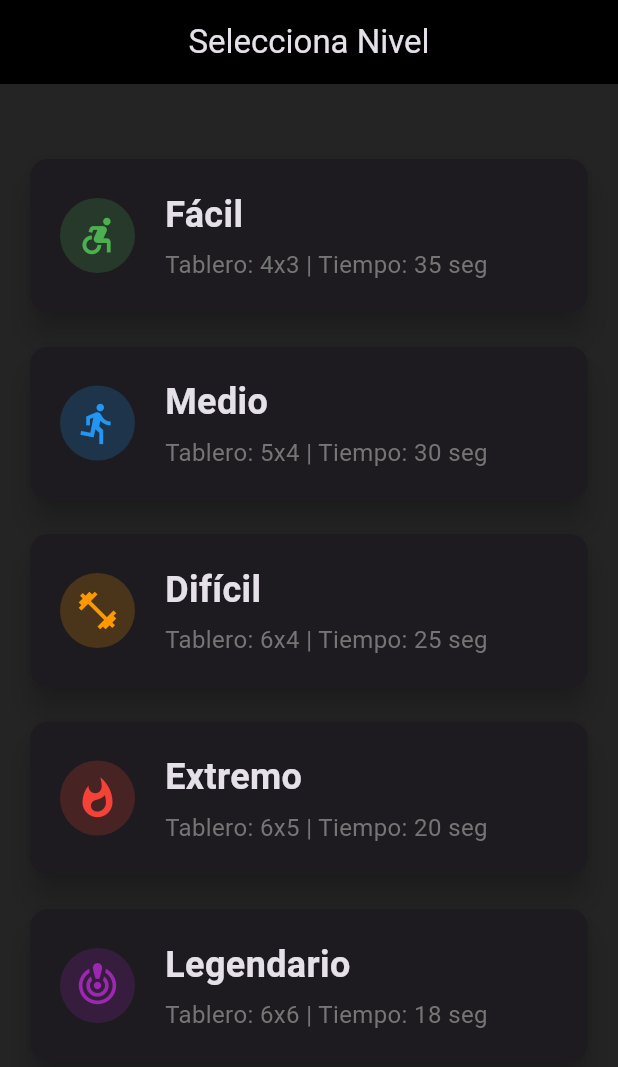
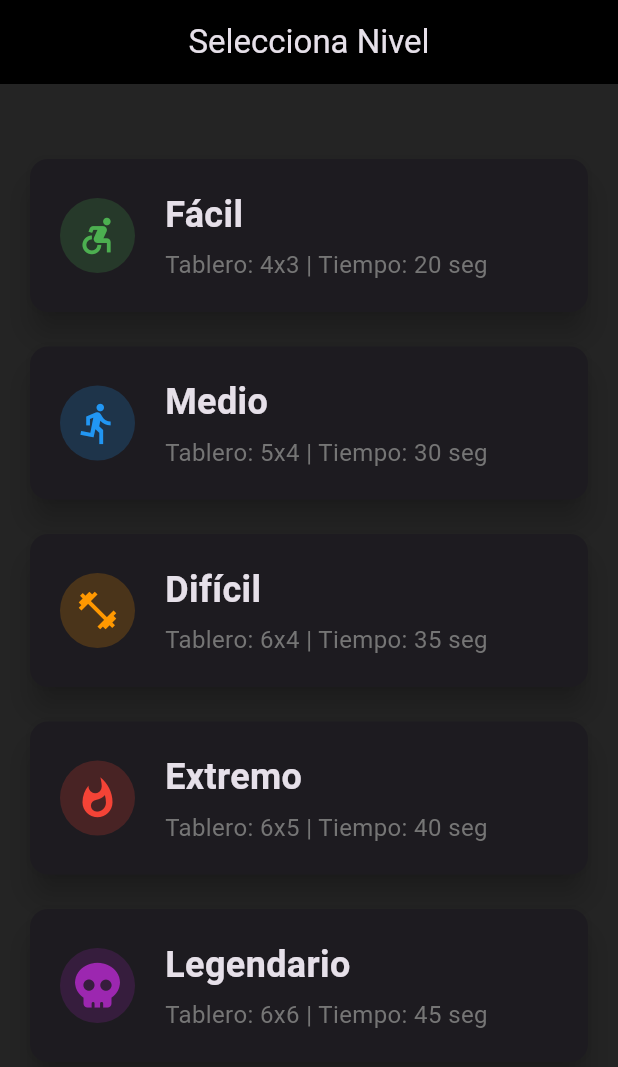
Before and after one commit to JJCD17/Color-Link, a Flutter app: the screen it shows after launch, on a phone screen of 412 x 824 dp. Shown: the top 1067 px of the screen. Run offline on Flutter 3.47's test engine with Material 3 defaults, Android fonts, the phone set to English and light mode, and no system bars; our stand-ins replace circular_countdown_timer, font_awesome_flutter.

Commit message:
se agrega icono de legendario

```diff
--- a/lib/screens/menu.dart
+++ b/lib/screens/menu.dart
@@ -1,5 +1,6 @@
 import 'package:flutter/material.dart';
 import '../widgets/game_board.dart';
+import 'package:font_awesome_flutter/font_awesome_flutter.dart';
 
 class MenuScreen extends StatelessWidget {
   const MenuScreen({super.key});
@@ -10,7 +11,7 @@ class MenuScreen extends StatelessWidget {
       'name': 'Fácil',
       'rows': 4,
       'cols': 3,
-      'time': 35,
+      'time': 20,
       'level': 1,
       'color': Colors.green,
       'icon': Icons.accessible_forward,
@@ -28,7 +29,7 @@ class MenuScreen extends StatelessWidget {
       'name': 'Difícil',
       'rows': 6,
       'cols': 4,
-      'time': 25,
+      'time': 35,
       'level': 3,
       'color': Colors.orange,
       'icon': Icons.fitness_center,
@@ -37,7 +38,7 @@ class MenuScreen extends StatelessWidget {
       'name': 'Extremo',
       'rows': 6,
       'cols': 5,
-      'time': 20,
+      'time': 40,
       'level': 4,
       'color': Colors.red,
       'icon': Icons.whatshot,
@@ -46,10 +47,10 @@ class MenuScreen extends StatelessWidget {
       'name': 'Legendario',
       'rows': 6,
       'cols': 6,
-      'time': 18,
+      'time': 45,
       'level': 5,
       'color': Colors.purple,
-      'icon': Icons.crisis_alert,
+      'icon': FontAwesomeIcons.skull,
     },
   ];
 
@@ -57,8 +58,7 @@ class MenuScreen extends StatelessWidget {
     Navigator.push(
       context,
       MaterialPageRoute(
-        builder:
-            (_) => GameBoard(
+        builder: (_) => GameBoard(
           gridSizeRow: level['rows'],
           gridSizeCol: level['cols'],
           initialTime: level['time'],
```
Lines whose indentation alone changed are shown as unchanged.
